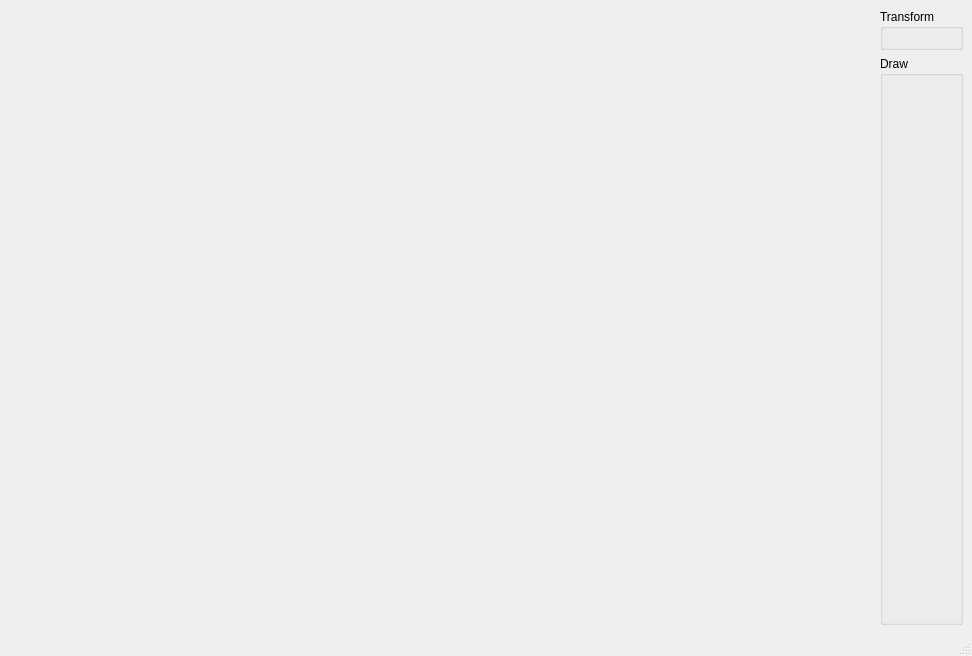
The window that ui/MainWindow.ui (s4920723/FlockingSystem) describes before a commit, drawn with Qt 5.
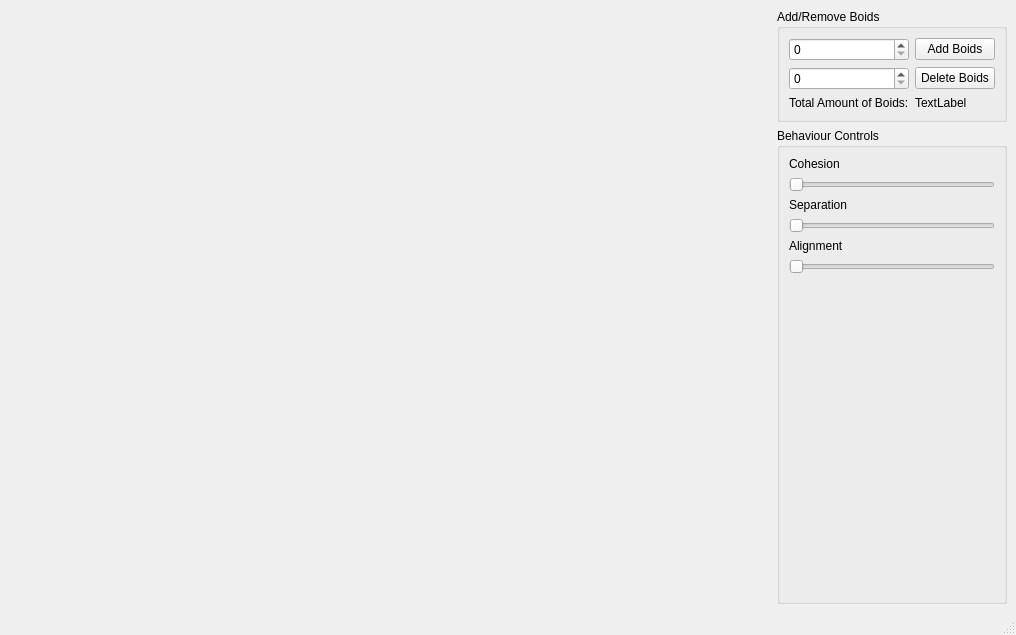
The same window after the commit.

Commit message: UI slots and signals work

```diff
--- a/ui/MainWindow.ui
+++ b/ui/MainWindow.ui
@@ -6,8 +6,8 @@
    <rect>
     <x>0</x>
     <y>0</y>
-    <width>972</width>
-    <height>656</height>
+    <width>1016</width>
+    <height>635</height>
    </rect>
   </property>
   <property name="windowTitle">
@@ -15,21 +15,70 @@
   </property>
   <widget class="QWidget" name="centralwidget">
    <layout class="QGridLayout" name="s_mainWindowGridLayout">
-    <item row="0" column="1">
-     <widget class="QGroupBox" name="s_transformGB">
+    <item row="0" column="1" colspan="2">
+     <widget class="QGroupBox" name="s_addRemoveBoids">
       <property name="title">
-       <string>Transform</string>
+       <string>Add/Remove Boids</string>
       </property>
-      <layout class="QGridLayout" name="gridLayout"/>
+      <layout class="QGridLayout" name="gridLayout">
+       <item row="1" column="0">
+        <widget class="QSpinBox" name="s_removeBoidsAmount"/>
+       </item>
+       <item row="2" column="1">
+        <widget class="QLabel" name="s_totalAmount">
+         <property name="text">
+          <string>TextLabel</string>
+         </property>
+        </widget>
+       </item>
+       <item row="0" column="1">
+        <widget class="QPushButton" name="s_addBoidsButton">
+         <property name="text">
+          <string>Add Boids</string>
+         </property>
+        </widget>
+       </item>
+       <item row="1" column="1">
+        <widget class="QPushButton" name="s_removeBoidsButton">
+         <property name="text">
+          <string>Delete Boids</string>
+         </property>
+        </widget>
+       </item>
+       <item row="2" column="0">
+        <widget class="QLabel" name="totalAmountLabel">
+         <property name="text">
+          <string>Total Amount of Boids:</string>
+         </property>
+        </widget>
+       </item>
+       <item row="0" column="0">
+        <widget class="QSpinBox" name="s_addBoidsAmount"/>
+       </item>
+      </layout>
      </widget>
     </item>
-    <item row="1" column="1">
-     <widget class="QGroupBox" name="s_drawGB">
+    <item row="1" column="1" colspan="2">
+     <widget class="QGroupBox" name="s_Behaviours">
       <property name="title">
-       <string>Draw</string>
+       <string>Behaviour Controls</string>
       </property>
       <layout class="QGridLayout" name="gridLayout_2">
-       <item row="1" column="0">
+       <item row="4" column="0">
+        <widget class="QSlider" name="s_separationSlider">
+         <property name="orientation">
+          <enum>Qt::Horizontal</enum>
+         </property>
+        </widget>
+       </item>
+       <item row="5" column="0">
+        <widget class="QLabel" name="alignmentLabel">
+         <property name="text">
+          <string>Alignment</string>
+         </property>
+        </widget>
+       </item>
+       <item row="8" column="0">
         <spacer name="verticalSpacer">
          <property name="orientation">
           <enum>Qt::Vertical</enum>
@@ -42,6 +91,40 @@
          </property>
         </spacer>
        </item>
+       <item row="2" column="0">
+        <widget class="QSlider" name="s_cohesionSlider">
+         <property name="sizePolicy">
+          <sizepolicy hsizetype="Expanding" vsizetype="Fixed">
+           <horstretch>0</horstretch>
+           <verstretch>0</verstretch>
+          </sizepolicy>
+         </property>
+         <property name="orientation">
+          <enum>Qt::Horizontal</enum>
+         </property>
+        </widget>
+       </item>
+       <item row="3" column="0">
+        <widget class="QLabel" name="separationLabel">
+         <property name="text">
+          <string>Separation</string>
+         </property>
+        </widget>
+       </item>
+       <item row="1" column="0">
+        <widget class="QLabel" name="cohesionLabel">
+         <property name="text">
+          <string>Cohesion</string>
+         </property>
+        </widget>
+       </item>
+       <item row="6" column="0">
+        <widget class="QSlider" name="s_alignmentSlider">
+         <property name="orientation">
+          <enum>Qt::Horizontal</enum>
+         </property>
+        </widget>
+       </item>
       </layout>
      </widget>
     </item>
```
Left out of the diff: 2 changed lines with no effect on the pictures. The commit also changes 6 other files.
